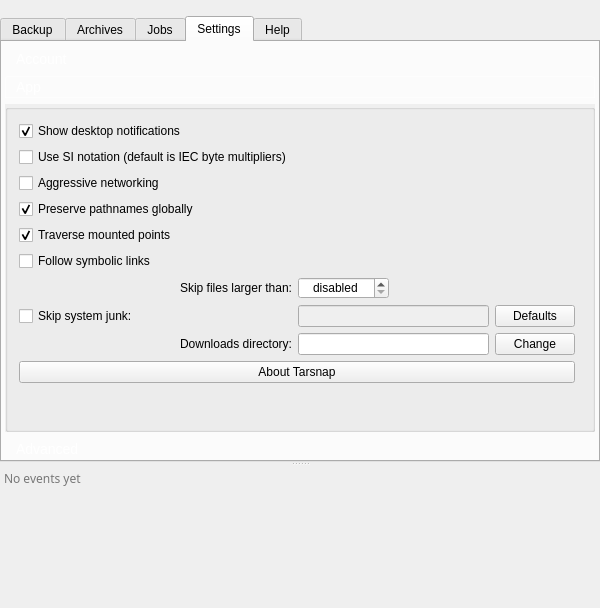
Before: the Qt Designer form forms/mainwindow.ui in Tarsnap/tarsnap-gui, drawn with Qt 5.
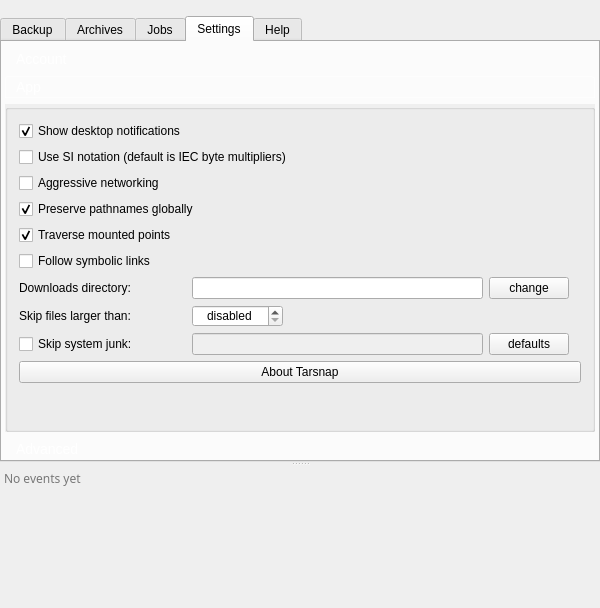
After: the same form once the commit is applied. The open tabs and pages were chosen to show the change. Icons and pictures are not drawn. Custom widgets are drawn as their Qt base class.

Commit message: Design adjustments for the Settings page.

What changed in the file:
```diff
--- a/forms/mainwindow.ui
+++ b/forms/mainwindow.ui
@@ -1473,23 +1473,13 @@
                   <string/>
                  </property>
                  <layout class="QGridLayout" name="gridLayout">
-                  <item row="8" column="1">
-                   <widget class="QLineEdit" name="skipSystemLineEdit">
-                    <property name="enabled">
-                     <bool>false</bool>
-                    </property>
+                  <item row="1" column="0" colspan="5">
+                   <widget class="QCheckBox" name="siPrefixesCheckBox">
                     <property name="toolTip">
-                     <string>Can use shell globbing patterns. The list is colon separated.</string>
-                    </property>
-                   </widget>
-                  </item>
-                  <item row="8" column="0">
-                   <widget class="QCheckBox" name="skipSystemJunkCheckBox">
-                    <property name="toolTip">
-                     <string>Tarsnap will skip these files globally for backups</string>
+                     <string>SI notation implies byte prefixes using base 10 whereas the IEC standard is based on base 2</string>
                     </property>
                     <property name="text">
-                     <string>Skip system junk:</string>
+                     <string>Use SI notation (default is IEC byte multipliers)</string>
                     </property>
                    </widget>
                   </item>
@@ -1506,14 +1496,20 @@
                     </property>
                    </widget>
                   </item>
-                  <item row="9" column="1">
-                   <widget class="QLineEdit" name="downloadsDirLineEdit">
+                  <item row="10" column="0">
+                   <widget class="QCheckBox" name="skipSystemJunkCheckBox">
                     <property name="sizePolicy">
-                     <sizepolicy hsizetype="MinimumExpanding" vsizetype="Fixed">
+                     <sizepolicy hsizetype="Preferred" vsizetype="Fixed">
                       <horstretch>0</horstretch>
                       <verstretch>0</verstretch>
                      </sizepolicy>
                     </property>
+                    <property name="toolTip">
+                     <string>Tarsnap will skip these files globally for backups</string>
+                    </property>
+                    <property name="text">
+                     <string>Skip system junk:</string>
+                    </property>
                    </widget>
                   </item>
                   <item row="2" column="0" colspan="4">
@@ -1527,49 +1523,19 @@
                    </widget>
                   </item>
                   <item row="9" column="0">
-                   <widget class="QLabel" name="downloadsDirLabel">
-                    <property name="text">
-                     <string>Downloads directory:</string>
-                    </property>
-                    <property name="alignment">
-                     <set>Qt::AlignRight|Qt::AlignTrailing|Qt::AlignVCenter</set>
-                    </property>
-                   </widget>
-                  </item>
-                  <item row="9" column="2">
-                   <widget class="QPushButton" name="downloadsDirBrowseButton">
-                    <property name="sizePolicy">
-                     <sizepolicy hsizetype="Preferred" vsizetype="Fixed">
-                      <horstretch>0</horstretch>
-                      <verstretch>0</verstretch>
-                     </sizepolicy>
-                    </property>
-                    <property name="text">
-                     <string>Change</string>
-                    </property>
-                   </widget>
-                  </item>
-                  <item row="1" column="0">
-                   <widget class="QCheckBox" name="siPrefixesCheckBox">
-                    <property name="toolTip">
-                     <string>SI notation implies byte prefixes using base 10 whereas the IEC standard is based on base 2</string>
-                    </property>
-                    <property name="text">
-                     <string>Use SI notation (default is IEC byte multipliers)</string>
-                    </property>
-                   </widget>
-                  </item>
-                  <item row="7" column="0">
                    <widget class="QLabel" name="label_3">
+                    <property name="sizePolicy">
+                     <sizepolicy hsizetype="Preferred" vsizetype="Preferred">
+                      <horstretch>0</horstretch>
+                      <verstretch>0</verstretch>
+                     </sizepolicy>
+                    </property>
                     <property name="text">
                      <string>Skip files larger than:</string>
                     </property>
-                    <property name="alignment">
-                     <set>Qt::AlignRight|Qt::AlignTrailing|Qt::AlignVCenter</set>
-                    </property>
                    </widget>
                   </item>
-                  <item row="11" column="0" colspan="3">
+                  <item row="13" column="0" colspan="4">
                    <spacer name="verticalSpacer">
                     <property name="orientation">
                      <enum>Qt::Vertical</enum>
@@ -1592,13 +1558,85 @@
                     </property>
                    </widget>
                   </item>
-                  <item row="7" column="1">
+                  <item row="6" column="0">
+                   <widget class="QLabel" name="downloadsDirLabel">
+                    <property name="sizePolicy">
+                     <sizepolicy hsizetype="Preferred" vsizetype="Preferred">
+                      <horstretch>0</horstretch>
+                      <verstretch>0</verstretch>
+                     </sizepolicy>
+                    </property>
+                    <property name="text">
+                     <string>Downloads directory:</string>
+                    </property>
+                   </widget>
+                  </item>
+                  <item row="3" column="0" colspan="5">
+                   <widget class="QCheckBox" name="preservePathsCheckBox">
+                    <property name="toolTip">
+                     <string>Preseve absolute pathnames by not removing leading slashes</string>
+                    </property>
+                    <property name="text">
+                     <string>Preserve pathnames globally</string>
+                    </property>
+                    <property name="checked">
+                     <bool>true</bool>
+                    </property>
+                   </widget>
+                  </item>
+                  <item row="0" column="0">
+                   <widget class="QCheckBox" name="notificationsCheckBox">
+                    <property name="text">
+                     <string>Show desktop notifications</string>
+                    </property>
+                    <property name="checked">
+                     <bool>true</bool>
+                    </property>
+                   </widget>
+                  </item>
+                  <item row="12" column="0" colspan="5">
+                   <widget class="QPushButton" name="aboutButton">
+                    <property name="sizePolicy">
+                     <sizepolicy hsizetype="Expanding" vsizetype="Fixed">
+                      <horstretch>0</horstretch>
+                      <verstretch>0</verstretch>
+                     </sizepolicy>
+                    </property>
+                    <property name="text">
+                     <string>About Tarsnap</string>
+                    </property>
+                   </widget>
+                  </item>
+                  <item row="6" column="1">
+                   <widget class="QLineEdit" name="downloadsDirLineEdit">
+                    <property name="sizePolicy">
+                     <sizepolicy hsizetype="Expanding" vsizetype="Fixed">
+                      <horstretch>0</horstretch>
+                      <verstretch>0</verstretch>
+                     </sizepolicy>
+                    </property>
+                   </widget>
+                  </item>
+                  <item row="6" column="2">
+                   <widget class="QPushButton" name="downloadsDirBrowseButton">
+                    <property name="sizePolicy">
+                     <sizepolicy hsizetype="Fixed" vsizetype="Fixed">
+                      <horstretch>0</horstretch>
+                      <verstretch>0</verstretch>
+                     </sizepolicy>
+                    </property>
+                    <property name="text">
+                     <string>change</string>
+                    </property>
+                   </widget>
+                  </item>
+                  <item row="9" column="1">
                    <widget class="QSpinBox" name="skipFilesSizeSpinBox">
                     <property name="enabled">
                      <bool>true</bool>
                     </property>
                     <property name="sizePolicy">
-                     <sizepolicy hsizetype="Maximum" vsizetype="Fixed">
+                     <sizepolicy hsizetype="Fixed" vsizetype="Fixed">
                       <horstretch>0</horstretch>
                       <verstretch>0</verstretch>
                      </sizepolicy>
@@ -1632,43 +1670,35 @@
                     </property>
                    </widget>
                   </item>
-                  <item row="10" column="0" colspan="3">
-                   <widget class="QPushButton" name="aboutButton">
-                    <property name="text">
-                     <string>About Tarsnap</string>
+                  <item row="10" column="1">
+                   <widget class="QLineEdit" name="skipSystemLineEdit">
+                    <property name="enabled">
+                     <bool>false</bool>
+                    </property>
+                    <property name="sizePolicy">
+                     <sizepolicy hsizetype="Expanding" vsizetype="Fixed">
+                      <horstretch>0</horstretch>
+                      <verstretch>0</verstretch>
+                     </sizepolicy>
+                    </property>
+                    <property name="toolTip">
+                     <string>Can use shell globbing patterns. The list is colon separated.</string>
                     </property>
                    </widget>
                   </item>
-                  <item row="8" column="2">
+                  <item row="10" column="2">
                    <widget class="QPushButton" name="skipSystemDefaultsButton">
+                    <property name="sizePolicy">
+                     <sizepolicy hsizetype="Fixed" vsizetype="Fixed">
+                      <horstretch>0</horstretch>
+                      <verstretch>0</verstretch>
+                     </sizepolicy>
+                    </property>
                     <property name="toolTip">
                      <string>Fill with default system junk patterns</string>
                     </property>
                     <property name="text">
-                     <string>Defaults</string>
-                    </property>
-                   </widget>
-                  </item>
-                  <item row="3" column="0" colspan="4">
-                   <widget class="QCheckBox" name="preservePathsCheckBox">
-                    <property name="toolTip">
-                     <string>Preseve absolute pathnames by not removing leading slashes</string>
-                    </property>
-                    <property name="text">
-                     <string>Preserve pathnames globally</string>
-                    </property>
-                    <property name="checked">
-                     <bool>true</bool>
-                    </property>
-                   </widget>
-                  </item>
-                  <item row="0" column="0">
-                   <widget class="QCheckBox" name="notificationsCheckBox">
-                    <property name="text">
-                     <string>Show desktop notifications</string>
-                    </property>
-                    <property name="checked">
-                     <bool>true</bool>
+                     <string>defaults</string>
                     </property>
                    </widget>
                   </item>
```
Left out of the diff: 18 changed lines with no effect on the pictures.
